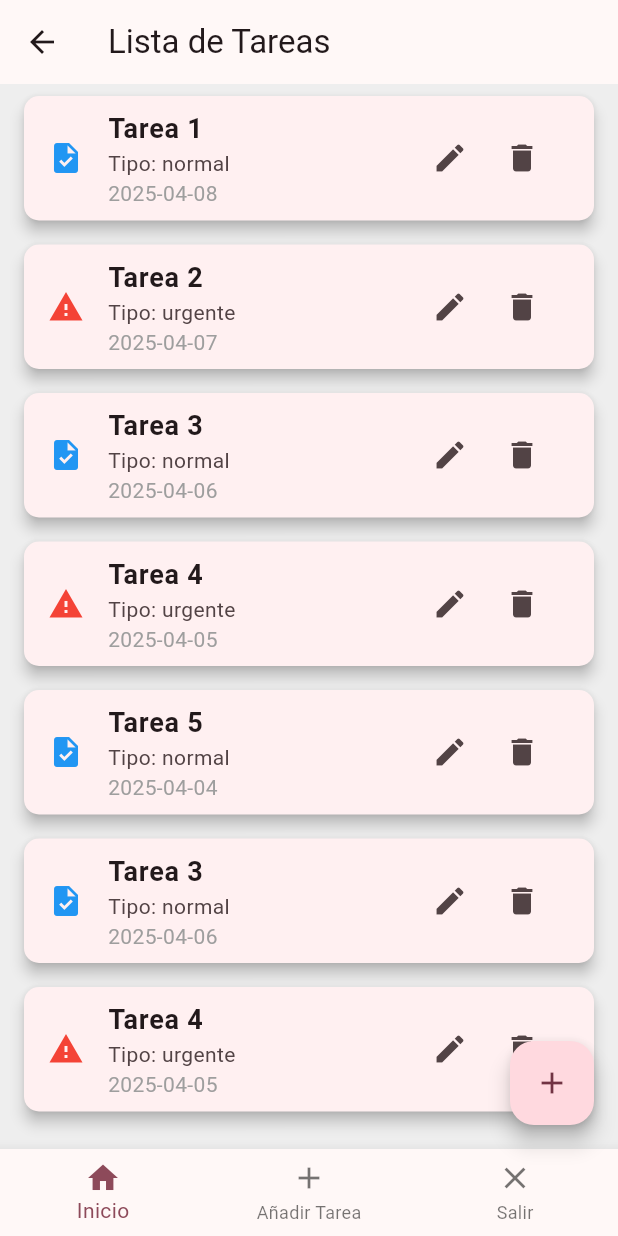
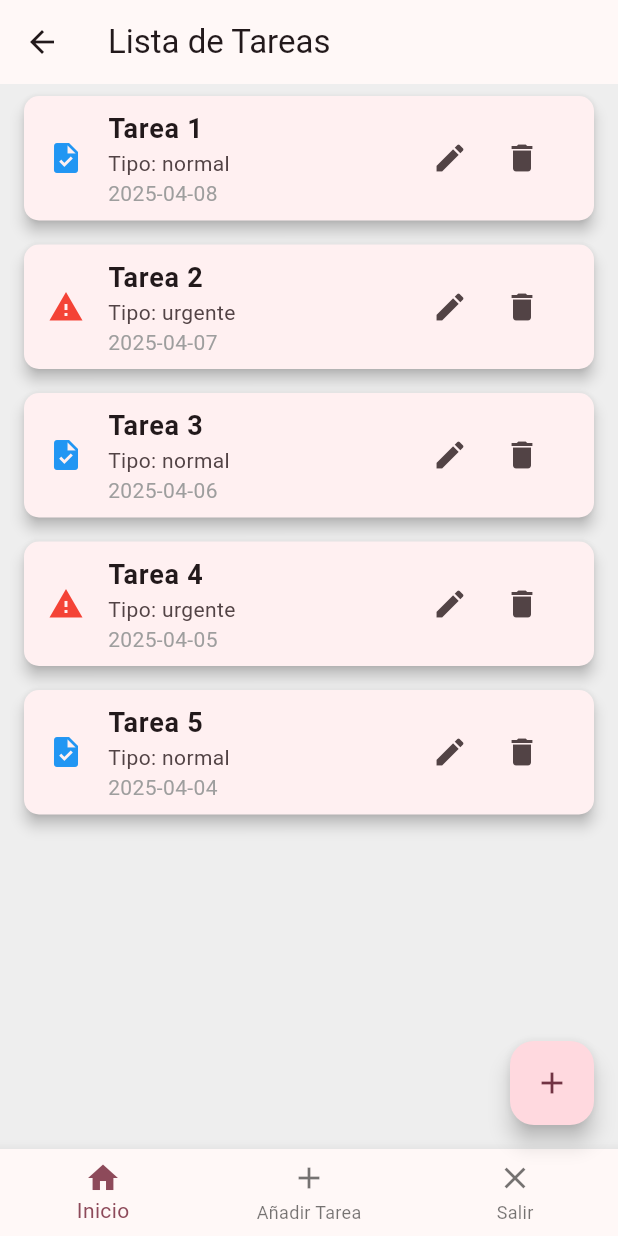
Before and after one commit to martin3093/manazco, a Flutter app: the TareasScreen screen opened directly, on a phone screen of 412 x 824 dp. Run offline on Flutter 3.47's test engine with Material 3 defaults, Android fonts, the phone set to English and light mode, and no system bars.

Commit message:
Promtp 1
Asignar fechas límite dinámicas y pasos personalizados a las tareas iniciales en TaskRepository

```diff
--- a/lib/api/service/task_service.dart
+++ b/lib/api/service/task_service.dart
@@ -63,4 +63,13 @@ class TaskService {
   void updateTask(int index, Task updatedTask) {
     _repository.getTasks()[index] = updatedTask;
   }
+
+  // Método para obtener pasos según el título de la tarea
+  List<String> obtenerPasos(String titulo) {
+    return [
+      'Paso 1: Planificar $titulo',
+      'Paso 2: Ejecutar $titulo',
+      'Paso 3: Revisar $titulo',
+    ];
+  }
 }
--- a/lib/constants.dart
+++ b/lib/constants.dart
@@ -1,3 +1,4 @@
 const String TITLE_APPBAR = 'Lista de Tareas';
 const String EMPTY_LIST = 'No hay tareas';
 const String TASK_TYPE_LABEL = 'Tipo: ';
+const String PASOS_TITULO = 'Pasos para completar:'; //
--- a/lib/data/task_repository.dart
+++ b/lib/data/task_repository.dart
@@ -2,71 +2,70 @@ import '../domain/task.dart';
 
 class TaskRepository {
   static final List<Task> _tasks = [
-    Task(title: 'Tarea 1', type: 'normal', fecha: DateTime.now()),
+    Task(
+      title: 'Tarea 1',
+      type: 'normal',
+      fecha: DateTime.now(),
+      fechaLimite: DateTime.now().add(
+        const Duration(days: 1),
+      ), // Fecha límite: 1 día desde hoy
+      pasos: [
+        'Paso 1: Planificar Tarea 1',
+        'Paso 2: Ejecutar Tarea 1',
+        'Paso 3: Revisar Tarea 1',
+      ],
+    ),
     Task(
       title: 'Tarea 2',
       type: 'urgente',
       fecha: DateTime.now().subtract(const Duration(days: 1)),
+      fechaLimite: DateTime.now().add(
+        const Duration(days: 2),
+      ), // Fecha límite: 2 días desde hoy
+      pasos: [
+        'Paso 1: Planificar Tarea 2',
+        'Paso 2: Ejecutar Tarea 2',
+        'Paso 3: Revisar Tarea 2',
+      ],
     ),
     Task(
       title: 'Tarea 3',
       type: 'normal',
       fecha: DateTime.now().subtract(const Duration(days: 2)),
+      fechaLimite: DateTime.now().add(
+        const Duration(days: 3),
+      ), // Fecha límite: 3 días desde hoy
+      pasos: [
+        'Paso 1: Planificar Tarea 3',
+        'Paso 2: Ejecutar Tarea 3',
+        'Paso 3: Revisar Tarea 3',
+      ],
     ),
     Task(
       title: 'Tarea 4',
       type: 'urgente',
       fecha: DateTime.now().subtract(const Duration(days: 3)),
+      fechaLimite: DateTime.now().add(
+        const Duration(days: 4),
+      ), // Fecha límite: 4 días desde hoy
+      pasos: [
+        'Paso 1: Planificar Tarea 4',
+        'Paso 2: Ejecutar Tarea 4',
+        'Paso 3: Revisar Tarea 4',
+      ],
     ),
     Task(
       title: 'Tarea 5',
       type: 'normal',
       fecha: DateTime.now().subtract(const Duration(days: 4)),
-    ),
-    Task(
-      title: 'Tarea 3',
-      type: 'normal',
-      fecha: DateTime.now().subtract(const Duration(days: 2)),
-    ),
-    Task(
-      title: 'Tarea 4',
-      type: 'urgente',
-      fecha: DateTime.now().subtract(const Duration(days: 3)),
-    ),
-    Task(
-      title: 'Tarea 5',
-      type: 'normal',
-      fecha: DateTime.now().subtract(const Duration(days: 4)),
-    ),
-    Task(
-      title: 'Tarea 3',
-      type: 'normal',
-      fecha: DateTime.now().subtract(const Duration(days: 2)),
-    ),
-    Task(
-      title: 'Tarea 4',
-      type: 'urgente',
-      fecha: DateTime.now().subtract(const Duration(days: 3)),
-    ),
-    Task(
-      title: 'Tarea 5',
-      type: 'normal',
-      fecha: DateTime.now().subtract(const Duration(days: 4)),
-    ),
-    Task(
-      title: 'Tarea 3',
-      type: 'normal',
-      fecha: DateTime.now().subtract(const Duration(days: 2)),
-    ),
-    Task(
-      title: 'Tarea 4',
-      type: 'urgente',
-      fecha: DateTime.now().subtract(const Duration(days: 3)),
-    ),
-    Task(
-      title: 'Tarea 5',
-      type: 'normal',
-      fecha: DateTime.now().subtract(const Duration(days: 4)),
+      fechaLimite: DateTime.now().add(
+        const Duration(days: 5),
+      ), // Fecha límite: 5 días desde hoy
+      pasos: [
+        'Paso 1: Planificar Tarea 5',
+        'Paso 2: Ejecutar Tarea 5',
+        'Paso 3: Revisar Tarea 5',
+      ],
     ),
   ];
 
@@ -88,6 +87,14 @@ class TaskRepository {
                 ? 'normal'
                 : 'urgente', // Alterna entre 'normal' y 'urgente'
         fecha: DateTime.now().subtract(Duration(days: _taskCounter)),
+        fechaLimite: DateTime.now().add(
+          Duration(days: _taskCounter % 5 + 1),
+        ), // Fecha límite dinámica
+        pasos: [
+          'Paso 1: Planificar Tarea $_taskCounter',
+          'Paso 2: Ejecutar Tarea $_taskCounter',
+          'Paso 3: Revisar Tarea $_taskCounter',
+        ],
       );
     });
 
--- a/lib/domain/task.dart
+++ b/lib/domain/task.dart
@@ -1,7 +1,24 @@
-class Task {
+/*class Task {
   final String title;
   final String type;
   final DateTime fecha;
 
   Task({required this.title, this.type = 'normal', required this.fecha});
 }
+
+*/
+class Task {
+  final String title;
+  final String type;
+  final DateTime fecha;
+  final DateTime fechaLimite; // Nuevo campo para la fecha límite
+  final List<String> pasos; // Nuevo campo para los pasos
+
+  Task({
+    required this.title,
+    this.type = 'normal',
+    required this.fecha,
+    required this.fechaLimite, // Campo obligatorio
+    this.pasos = const [], // Valor por defecto vacío
+  });
+}
--- a/lib/views/tareas_screen.dart
+++ b/lib/views/tareas_screen.dart
@@ -71,6 +71,8 @@ class _TareasScreenState extends State<TareasScreen> {
       title: titulo,
       type: 'normal',
       fecha: fecha,
+      fechaLimite: fecha,
+      pasos: [],
     ); // Crea una nueva tarea
     setState(() {
       taskService.addTask(nuevaTarea); // Usa el servicio para agregar la tarea
@@ -91,9 +93,12 @@ class _TareasScreenState extends State<TareasScreen> {
 
   void updateTask(int index, String titulo, String detalle, DateTime fecha) {
     final tareaModificada = Task(
+      // Campos adicionales
       title: titulo,
       type: detalle,
       fecha: fecha,
+      fechaLimite: fecha,
+      pasos: [],
     ); // Crea la tarea modificada
     setState(() {
       taskService.updateTask(
```
